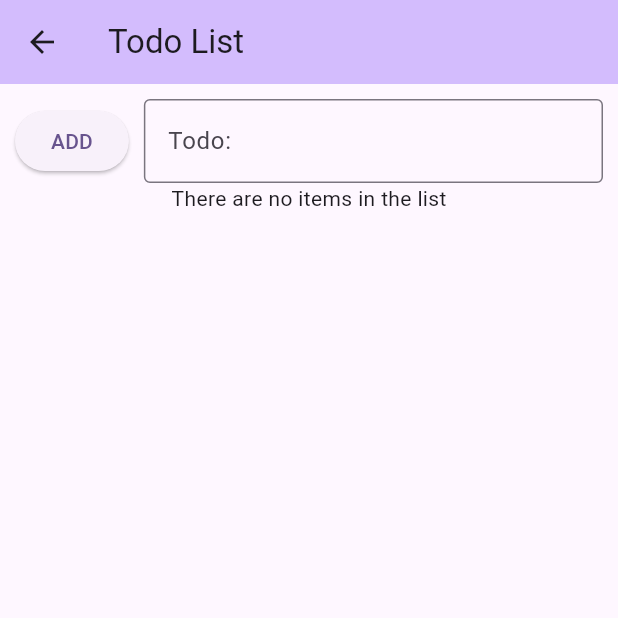
After one commit to RyanRen2023/s3mobile, a Flutter app: the ProfilePage screen opened by its route, after a tap on "Go to Todo", on a phone screen of 412 x 824 dp, the top half of it. The commit adds this screen. Run offline on Flutter 3.47's test engine with Material 3 defaults, Android fonts, the phone set to English and light mode, and no system bars; missing offline and left inert: encrypted_shared_preferences; statements that could not run were skipped.

Commit message:
Week 6 Lab Finished

```diff
--- /dev/null
+++ b/lib/ConfigProperties.dart
@@ -0,0 +1,4 @@
+mixin ConfigProperties {
+  static final double padding_size = 10.0;
+  static final double sizedbox_width = 10.0;
+}
--- /dev/null
+++ b/lib/ListViewRepository.dart
@@ -0,0 +1,21 @@
+import 'package:encrypted_shared_preferences/encrypted_shared_preferences.dart';
+
+class ListViewRepository {
+  static List<String> contents = [];
+  static final prefs = EncryptedSharedPreferences();
+  static const String _listViewKey = "listView";
+  static const String _delimiter = ",";
+
+  static void saveListView() {
+    prefs.setString(_listViewKey, contents.join(_delimiter));
+  }
+
+  static Future<void> retrieveListView() async {
+    String? value = await prefs.getString(_listViewKey);
+    if (value.isNotEmpty) {
+      contents = value.split(_delimiter);
+    } else {
+      contents = [];
+    }
+  }
+}
--- a/lib/ProfilePage.dart
+++ b/lib/ProfilePage.dart
@@ -1,7 +1,5 @@
 import 'package:flutter/material.dart';
-import 'main.dart';
 import 'package:url_launcher/url_launcher.dart';
-// import 'package:encrypted_shared_preferences/encrypted_shared_preferences.dart';
 import 'DataRepository.dart';
 
 class ProfilePage extends StatefulWidget {
@@ -70,10 +68,6 @@ class ProfilePageState extends State<ProfilePage> {
 
   void savaData() {
 
-    // prefs.setString(_firstName, _firstNameController.value.text);
-    // prefs.setString(_lastName, _lastNameController.value.text);
-    // prefs.setString(_phone, _phoneController.value.text);
-    // prefs.setString(_email, _emailController.value.text);
     DataRepository.firstName = _firstNameController.value.text;
     DataRepository.lastName = _lastNameController.value.text;
     DataRepository.phone = _phoneController.value.text;
@@ -91,7 +85,13 @@ class ProfilePageState extends State<ProfilePage> {
     return Scaffold(
       appBar: AppBar(
         backgroundColor: Theme.of(context).colorScheme.inversePrimary,
-        title: Text(widget.title),
+        actions: [
+          ElevatedButton(
+              onPressed: () {
+                Navigator.pushNamed(context, "/todoList");
+              },
+              child: const Text("Go to Todo"))
+        ],
       ),
       body: Center(
         child: Padding(
--- /dev/null
+++ b/lib/TodoListPage.dart
@@ -0,0 +1,141 @@
+import 'package:flutter/cupertino.dart';
+import 'package:flutter/material.dart';
+import 'package:flutter/widgets.dart';
+import 'ConfigProperties.dart';
+import 'ListViewRepository.dart';
+
+class TodoListPage extends StatefulWidget {
+  const TodoListPage({super.key, required this.title});
+  final String title;
+  @override
+  State<StatefulWidget> createState() {
+    return TodoListPageState();
+  }
+}
+
+class TodoListPageState extends State<TodoListPage> {
+  List<String> contents = [];
+
+  late TextEditingController _addTodoController;
+
+  @override
+  void initState() {
+    super.initState();
+    _addTodoController = TextEditingController();
+    initListView();
+  }
+
+  @override
+  void dispose() {
+    saveListView();
+    _addTodoController.dispose();
+    super.dispose();
+  }
+
+  void addTodoList() {
+    var todo = _addTodoController.value.text;
+    if (todo.isNotEmpty) {
+      setState(() {
+        contents.add(todo);
+        _addTodoController.text = "";
+      });
+    }
+  }
+
+  Future<void> initListView() async {
+    await ListViewRepository.retrieveListView();
+    Future.delayed(Duration.zero, () {
+      setState(() {
+        contents = ListViewRepository.contents;
+      });
+    });
+  }
+
+  void saveListView() {
+    ListViewRepository.contents = contents;
+    ListViewRepository.saveListView();
+  }
+
+  void dialogDeleteItem(index) {
+    showDialog(
+        context: context,
+        builder: (BuildContext context) => AlertDialog(
+              title: const Text("Delete Item"),
+              content: const Text("Confirm to Delete Item?"),
+              actions: [
+                ElevatedButton(
+                    onPressed: () {
+                      setState(() {
+                        contents.removeAt(index);
+                      });
+                      Navigator.pop(context);
+                    },
+                    child: const Text("OK")),
+                ElevatedButton(
+                    onPressed: () {
+                      Navigator.pop(context);
+                    },
+                    child: const Text("No")),
+              ],
+            ));
+  }
+
+  @override
+  Widget build(BuildContext context) {
+    return Scaffold(
+      appBar: AppBar(
+        backgroundColor: Theme.of(context).colorScheme.inversePrimary,
+        title: Text(widget.title),
+      ),
+      body: Center(
+        child: Padding(
+            padding: EdgeInsets.all(ConfigProperties.padding_size),
+            child: Column(
+              children: [
+                Row(
+                  children: [
+                    ElevatedButton(
+                      onPressed: addTodoList,
+                      child: const Text("ADD"),
+                    ),
+                    SizedBox(
+                      width: ConfigProperties.sizedbox_width,
+                    ),
+                    Expanded(
+                        flex: 2,
+                        child: TextField(
+                          controller: _addTodoController,
+                          decoration: const InputDecoration(
+                            hintText: "add To Do list",
+                            border: OutlineInputBorder(),
+                            labelText: "Todo:",
+                          ),
+                        ))
+                  ],
+                ),
+                Expanded(
+                    child: contents.length == 0
+                        ? Text("There are no items in the list")
+                        : ListView.builder(
+                            itemCount: contents.length,
+                            itemBuilder: (context, index) {
+                              return GestureDetector(
+                                child: Row(
+                                  mainAxisAlignment: MainAxisAlignment.center,
+                                  children: [
+                                    Text("Row number: $index"),
+                                    SizedBox(
+                                        width: ConfigProperties.sizedbox_width),
+                                    Text(contents[index]),
+                                  ],
+                                ),
+                                onLongPress: () => dialogDeleteItem(index),
+                              );
+                            },
+                          )),
+              ],
+            )),
+      ),
+    );
+  }
+}
```
Also changed, not shown: lib/main.dart (+21 -6 lines), 1 other file.
